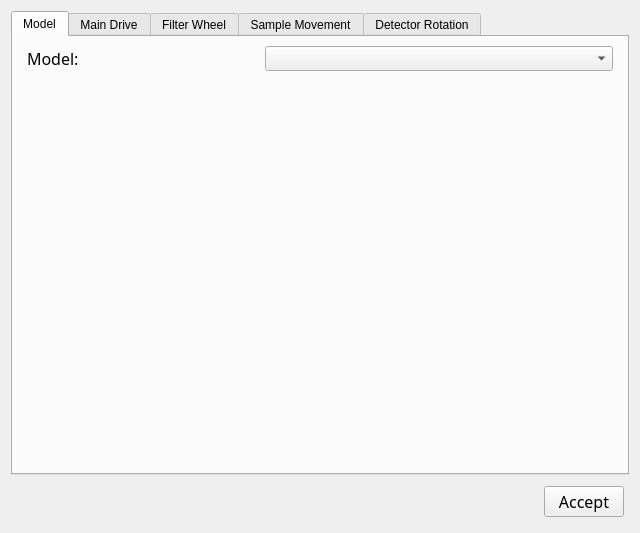
The window that ui/machine_config.ui (mitbailey/MMC) describes before a commit, drawn with Qt 5.
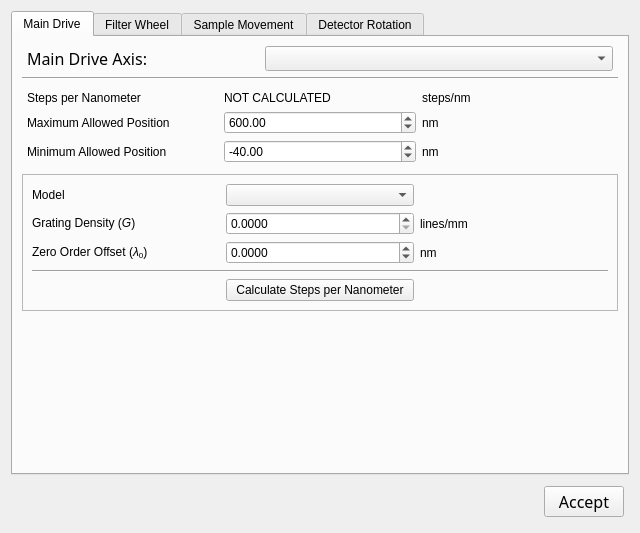
The same window after the commit. The open tabs and pages were chosen to show the change.

The edit to the form file:
```diff
--- a/ui/machine_config.ui
+++ b/ui/machine_config.ui
@@ -28,71 +28,6 @@
      <property name="currentIndex">
       <number>1</number>
      </property>
-     <widget class="QWidget" name="tab">
-      <attribute name="title">
-       <string>Model</string>
-      </attribute>
-      <layout class="QVBoxLayout" name="verticalLayout_6">
-       <item>
-        <layout class="QHBoxLayout" name="horizontalLayout_8" stretch="2,3">
-         <property name="leftMargin">
-          <number>5</number>
-         </property>
-         <property name="topMargin">
-          <number>0</number>
-         </property>
-         <property name="rightMargin">
-          <number>5</number>
-         </property>
-         <property name="bottomMargin">
-          <number>0</number>
-         </property>
-         <item>
-          <widget class="QLabel" name="label_39">
-           <property name="font">
-            <font>
-             <family>Segoe UI Semibold</family>
-             <pointsize>12</pointsize>
-            </font>
-           </property>
-           <property name="text">
-            <string>Model:</string>
-           </property>
-          </widget>
-         </item>
-         <item>
-          <widget class="QComboBox" name="model_combo">
-           <property name="minimumSize">
-            <size>
-             <width>0</width>
-             <height>25</height>
-            </size>
-           </property>
-           <property name="font">
-            <font>
-             <family>Segoe UI</family>
-             <pointsize>10</pointsize>
-            </font>
-           </property>
-          </widget>
-         </item>
-        </layout>
-       </item>
-       <item>
-        <spacer name="verticalSpacer_5">
-         <property name="orientation">
-          <enum>Qt::Vertical</enum>
-         </property>
-         <property name="sizeHint" stdset="0">
-          <size>
-           <width>20</width>
-           <height>40</height>
-          </size>
-         </property>
-        </spacer>
-       </item>
-      </layout>
-     </widget>
      <widget class="QWidget" name="main_drive_tab">
       <attribute name="title">
        <string>Main Drive</string>
```
Left out of the diff: 78 changed lines with no effect on the pictures.
